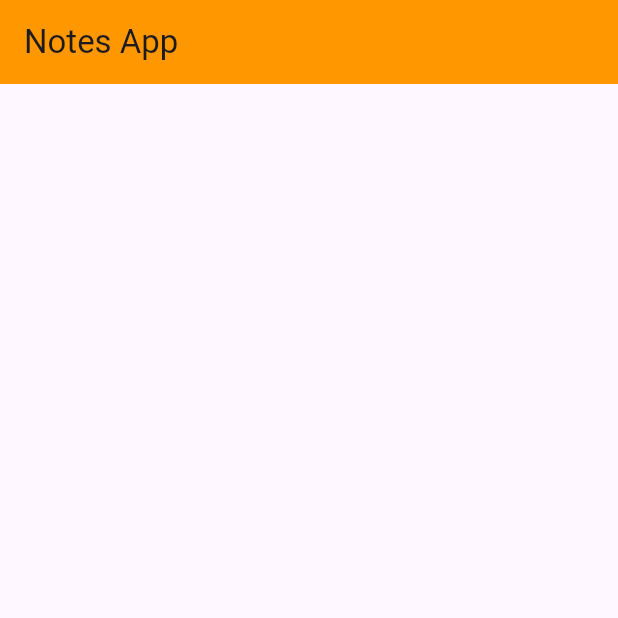
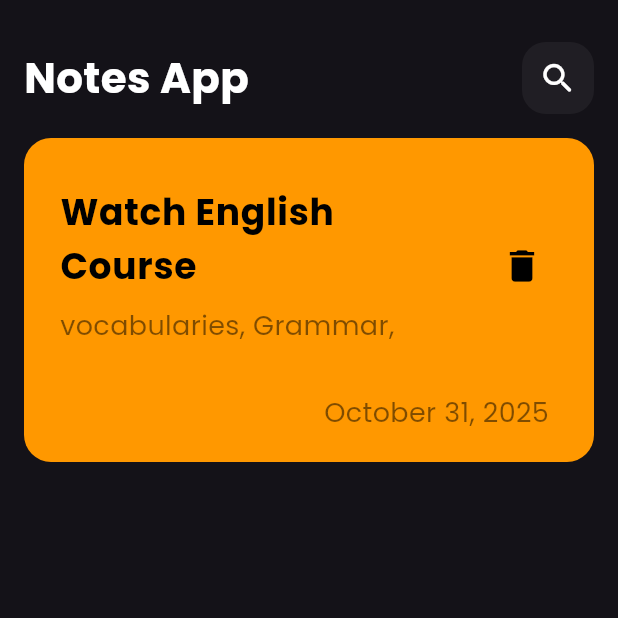
Before and after one commit to Mohamed-379/Notes-App, a Flutter app: the screen it shows after launch, on a phone screen of 412 x 824 dp, the top half of it. Run offline on Flutter 3.47's test engine with Material 3 defaults, Android fonts, the phone set to English and light mode, and no system bars.

Commit message:
Create Custom AppBar & Note Item

```diff
--- a/lib/main.dart
+++ b/lib/main.dart
@@ -12,27 +12,8 @@ class MyApp extends StatelessWidget {
   @override
   Widget build(BuildContext context) {
     return MaterialApp(
+      theme: ThemeData(brightness: Brightness.dark, fontFamily: "Poppins"),
       debugShowCheckedModeBanner: false,
-      title: 'Flutter Demo',
-      theme: ThemeData(
-        // This is the theme of your application.
-        //
-        // TRY THIS: Try running your application with "flutter run". You'll see
-        // the application has a purple toolbar. Then, without quitting the app,
-        // try changing the seedColor in the colorScheme below to Colors.green
-        // and then invoke "hot reload" (save your changes or press the "hot
-        // reload" button in a Flutter-supported IDE, or press "r" if you used
-        // the command line to start the app).
-        //
-        // Notice that the counter didn't reset back to zero; the application
-        // state is not lost during the reload. To reset the state, use hot
-        // restart instead.
-        //
-        // This works for code too, not just values: Most code changes can be
-        // tested with just a hot reload.
-        colorScheme: ColorScheme.fromSeed(seedColor: Colors.deepPurple),
-        useMaterial3: true,
-      ),
       home: const Home(),
     );
   }
--- a/lib/ui/home.dart
+++ b/lib/ui/home.dart
@@ -1,14 +1,18 @@
 import 'package:flutter/material.dart';
+import 'package:notes_app/ui/widgets/custom_appbar.dart';
+import 'package:notes_app/ui/widgets/note_item.dart';
 
 class Home extends StatelessWidget {
   const Home({super.key});
 
   @override
   Widget build(BuildContext context) {
-    return Scaffold(
-      appBar: AppBar(
-        title: const Text("Notes App"),
-        backgroundColor: Colors.orange,
+    return const Scaffold(
+      body: Padding(
+        padding: EdgeInsets.symmetric(horizontal: 16, vertical: 28),
+        child: Column(
+          children: [CustomAppBar(), NoteItem()],
+        ),
       ),
     );
   }
--- /dev/null
+++ b/lib/ui/widgets/custom_appbar.dart
@@ -0,0 +1,19 @@
+import 'package:flutter/material.dart';
+
+class CustomAppBar extends StatelessWidget {
+  const CustomAppBar({super.key});
+
+  @override
+  Widget build(BuildContext context) {
+    return Row(
+      children: [
+        const Text("Notes App", style: TextStyle(color: Colors.white, fontSize: 28, fontWeight: FontWeight.bold),),
+        const Spacer(),
+        Container(
+          decoration: BoxDecoration(borderRadius: BorderRadius.circular(16), color: Colors.white.withOpacity(0.05)),
+          child: IconButton(onPressed: (){}, icon: const Icon(Icons.search_rounded, color: Colors.white, size: 26,),),
+        )
+      ],
+    );
+  }
+}
--- /dev/null
+++ b/lib/ui/widgets/note_item.dart
@@ -0,0 +1,54 @@
+import 'package:flutter/material.dart';
+
+class NoteItem extends StatelessWidget {
+  const NoteItem({super.key});
+
+  @override
+  Widget build(BuildContext context) {
+    return Container(
+      margin: const EdgeInsets.only(top: 16),
+      decoration: BoxDecoration(
+          borderRadius: BorderRadius.circular(18), color: Colors.orange),
+      child: Column(
+        crossAxisAlignment: CrossAxisAlignment.end,
+        children: [
+          ListTile(
+            title: const Text(
+              "Watch English Course",
+              style: TextStyle(
+                  fontSize: 24,
+                  color: Colors.black,
+                  fontWeight: FontWeight.bold),
+            ),
+            contentPadding: const EdgeInsets.all(24),
+            subtitle: Padding(
+              padding: const EdgeInsets.only(
+                top: 8,
+              ),
+              child: Text(
+                "vocabularies, Grammar, ",
+                style: TextStyle(
+                    fontSize: 18, color: Colors.black.withOpacity(0.5)),
+              ),
+            ),
+            trailing: IconButton(
+                onPressed: () {},
+                icon: const Icon(
+                    Icons.delete,
+                    color: Colors.black,
+                    size: 28
+                )),
+          ),
+          Padding(
+            padding: const EdgeInsets.only(right: 30, bottom: 20),
+            child: Text(
+              "October 31, 2025",
+              style: TextStyle(
+                  fontSize: 18, color: Colors.black.withOpacity(0.5)),
+            ),
+          ),
+        ],
+      ),
+    );
+  }
+}
```
Also changed, not shown: pubspec.yaml (+5 -12 lines).
